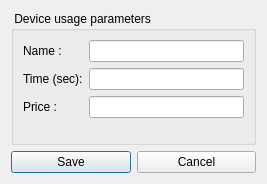
First picture: the form in client/dlgpaneluseedit.ui, repository tbikfalvi/Belenus, before the edit.
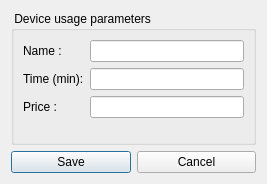
Second picture: the form after the edit.

Commit message: Panel worktime-ot lehet nullaztni. Panel hasznalatokat lehet masolni az osszes tobbi panelhoz. Berlet adatbazisba mentesnel figyel a vonalkod hosszra.

Diff of the .ui file:
```diff
--- a/client/dlgpaneluseedit.ui
+++ b/client/dlgpaneluseedit.ui
@@ -33,7 +33,7 @@
       <item row="1" column="0">
        <widget class="QLabel" name="lblUseTime">
         <property name="text">
-         <string>Time (sec):</string>
+         <string>Time (min):</string>
         </property>
        </widget>
       </item>
```
The commit also changes 7 other files.
